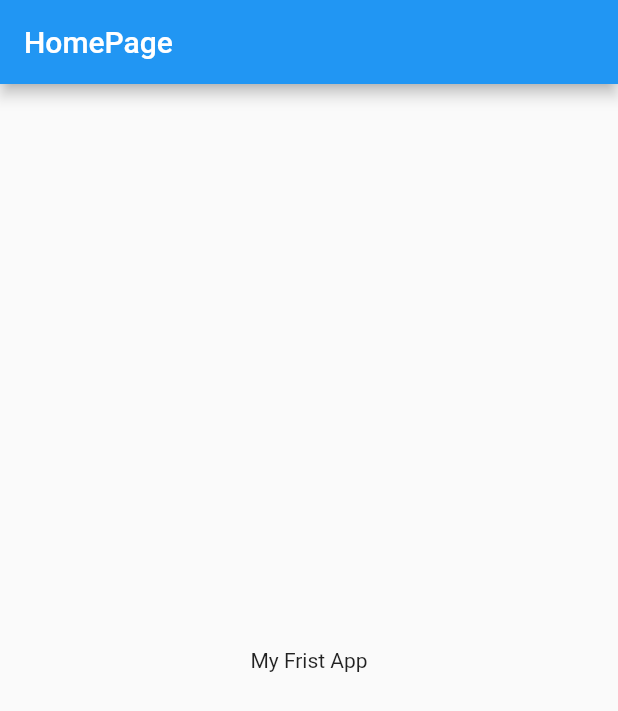
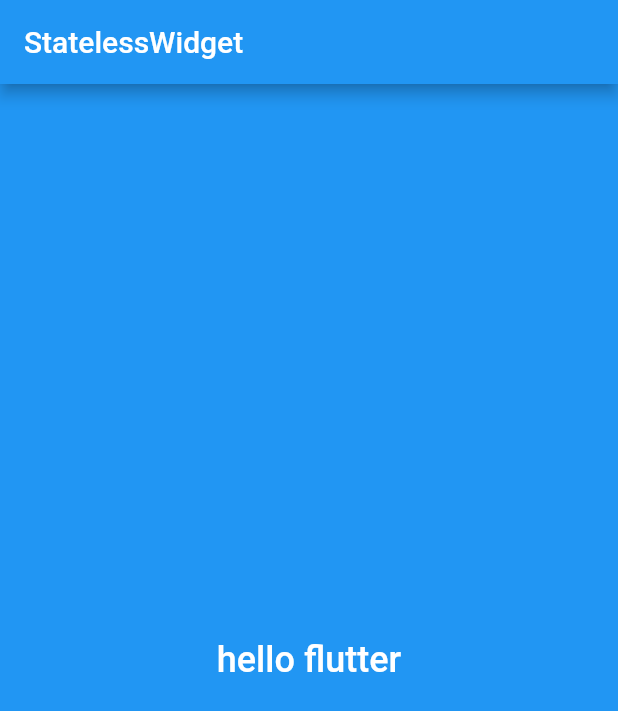
Before and after one commit to souvik600/flutter_all_concept, a Flutter app: the screen it shows after launch, on a phone screen of 412 x 824 dp. Shown: the top 711 px of the screen. Run offline on Flutter 3.47's test engine with Material 2 defaults, Android fonts, the phone set to English and light mode, and no system bars.

Commit message:
StatelessWidget_0f_flutter

```diff
--- a/lib/main.dart
+++ b/lib/main.dart
@@ -1,30 +1,40 @@
-// Basic of a flutter
 import 'package:flutter/material.dart';
 
-void main(){
+///StatelessWidget
+
+void main() {
   runApp(MyApp());
 }
+
 class MyApp extends StatelessWidget {
   const MyApp({Key? key}) : super(key: key);
 
   @override
   Widget build(BuildContext context) {
     return MaterialApp(
-      title: 'My Frist App',
-      home: MyHomePage(),
+      home: Scaffold(
+        appBar: AppBar(
+          title: Text("StatelessWidget"),
+        ),
+        body: HomePage(),
+      ),
     );
   }
 }
-class MyHomePage extends StatelessWidget {
-  const MyHomePage({Key? key}) : super(key: key);
+
+class HomePage extends StatelessWidget {
+  const HomePage({Key? key}) : super(key: key);
 
   @override
   Widget build(BuildContext context) {
-    return Scaffold(
-      appBar: AppBar(
-        title: Text('HomePage'),
-      ),
-      body: Center(child: Text('My Frist App')),
+    return Container(
+      color: Colors.blue,
+      child: Center(
+          child: Text(
+        "hello flutter",
+        style: TextStyle(
+            fontSize: 24, color: Colors.white, fontWeight: FontWeight.w500),
+      )),
     );
   }
 }
```
